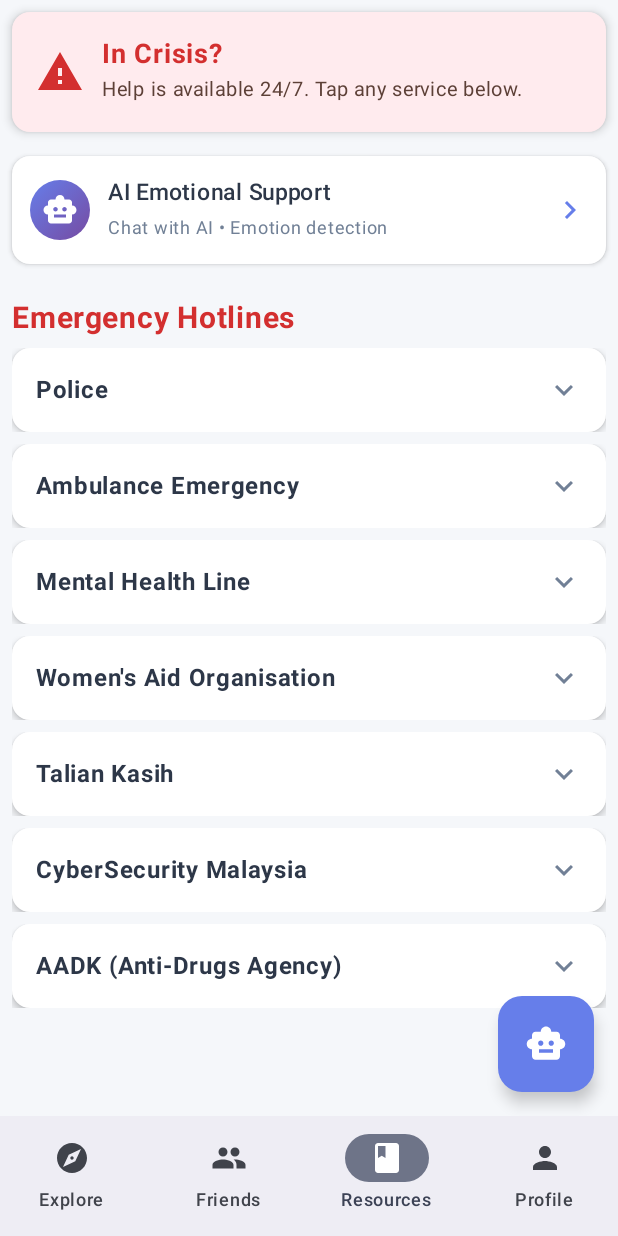
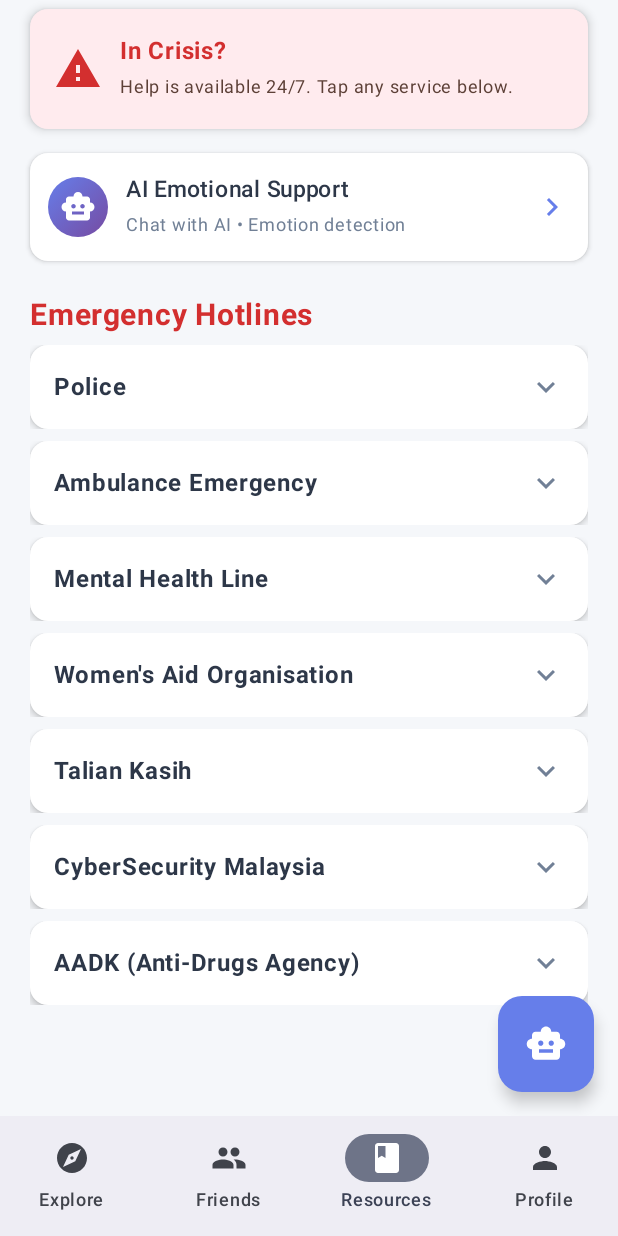
Before and after one commit to Calaweh/SafeHer, an Android app built with Jetpack Compose: the ResourceHubScreen screen opened through its navigation route, on a phone screen of 412 x 824 dp. Run offline under Robolectric (Android 15) with nearby library versions, the phone set to English and light mode, and no system bars; our stand-ins replace Dagger/Hilt's generated code, Firebase (no records; nobody signed in at launch, a user with empty details on screens opened directly), constraintlayout-compose, window size class.

Commit message:
ResourceHub page

```diff
--- a/app/src/main/java/com/example/safeher/ui/navigation/NavigationComponent.kt
+++ b/app/src/main/java/com/example/safeher/ui/navigation/NavigationComponent.kt
@@ -54,7 +54,6 @@ enum class Screen(@StringRes val title: Int) {
     SignUp(R.string.sign_up_screen_title),
     SignIn(R.string.sign_in_screen_title),
     ResourcesHub(R.string.resources_hub_screen_title),
-    //AIChat("AI Chat"),
     Profile(R.string.profile_screen_title),
     Map(R.string.map_screen_title),
     ForgotPassword(R.string.forgot_password_screen_title),
@@ -326,12 +325,12 @@ private fun AppScaffold(
             }
             composable(Screen.ResourcesHub.name) {
                 ResourceHubScreen(
-                    onStartChat = { navController.navigate("chat") }
+                    onStartChat = { navController.navigate("AI Chat") }
                 )
             }
-            composable("chat") {
+            composable("AI Chat") {
                 AIChat(
-                    onBackClick = { navController.navigate(Screen.ResourcesHub.name) }
+                    onBackClick = { navController.popBackStack() }
                 )
             }
             composable(Screen.Profile.name) {
--- a/app/src/main/java/com/example/safeher/ui/resource/AIChat.kt
+++ b/app/src/main/java/com/example/safeher/ui/resource/AIChat.kt
@@ -55,8 +55,7 @@ fun AIChat(
 
     Scaffold(
         modifier = Modifier
-            .fillMaxSize()
-            .windowInsetsPadding(WindowInsets.systemBars),
+            .fillMaxSize(),
         topBar = {
             // Top bar
             Surface(
@@ -67,7 +66,7 @@ fun AIChat(
                 Row(
                     modifier = Modifier
                         .fillMaxWidth()
-                        .padding(12.dp),
+                        .padding(top = 8.dp, bottom = 8.dp, start = 12.dp, end = 12.dp),
                     verticalAlignment = Alignment.CenterVertically
                 ) {
                     IconButton(onClick = onBackClick) {
--- a/app/src/main/java/com/example/safeher/ui/resource/ResourceHub.kt
+++ b/app/src/main/java/com/example/safeher/ui/resource/ResourceHub.kt
@@ -58,7 +58,7 @@ fun ResourceHubScreen(
                 .background(Color(0xFFF5F7FA))
                 .verticalScroll(scrollState)
                 .padding(paddingValues)
-                .padding(8.dp),
+                .padding(horizontal = 20.dp, vertical = 6.dp),
             horizontalAlignment = Alignment.CenterHorizontally
         ) {
             // Emergency Alert Banner
@@ -86,12 +86,12 @@ fun ResourceHubScreen(
                         Text(
                             "In Crisis?",
                             fontWeight = FontWeight.Bold,
-                            fontSize = 18.sp,
+                            fontSize = 16.sp,
                             color = alertRed
                         )
                         Text(
                             "Help is available 24/7. Tap any service below.",
-                            fontSize = 13.sp,
+                            fontSize = 12.sp,
                             color = Color(0xFF5D4037)
                         )
                     }
```
